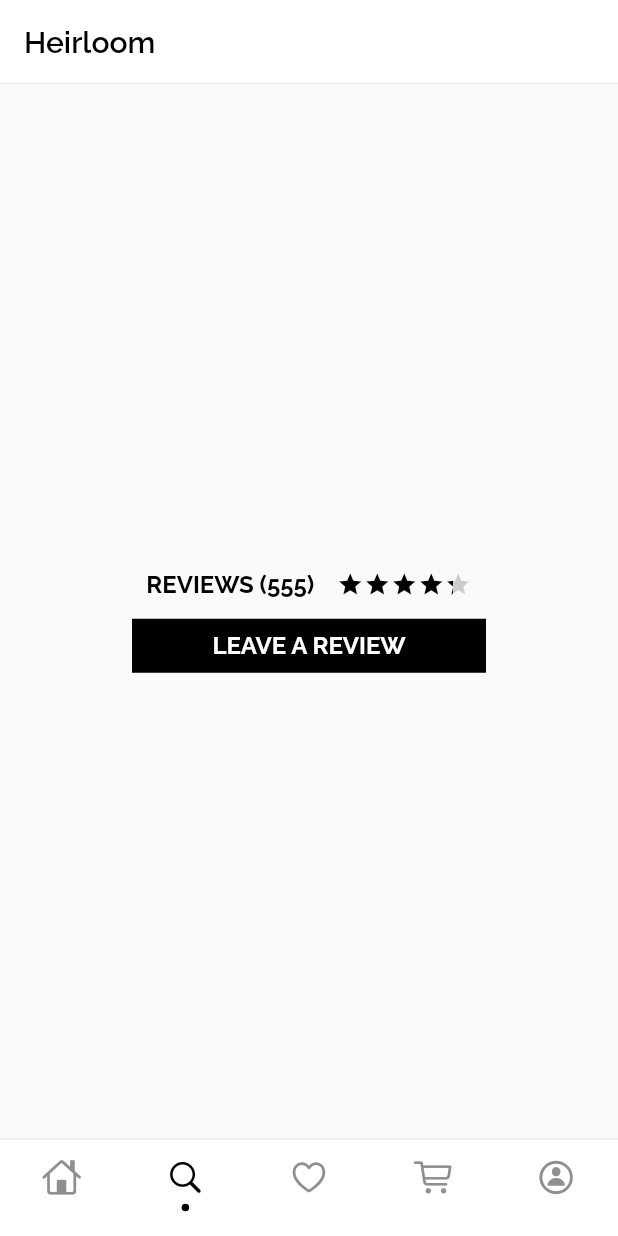
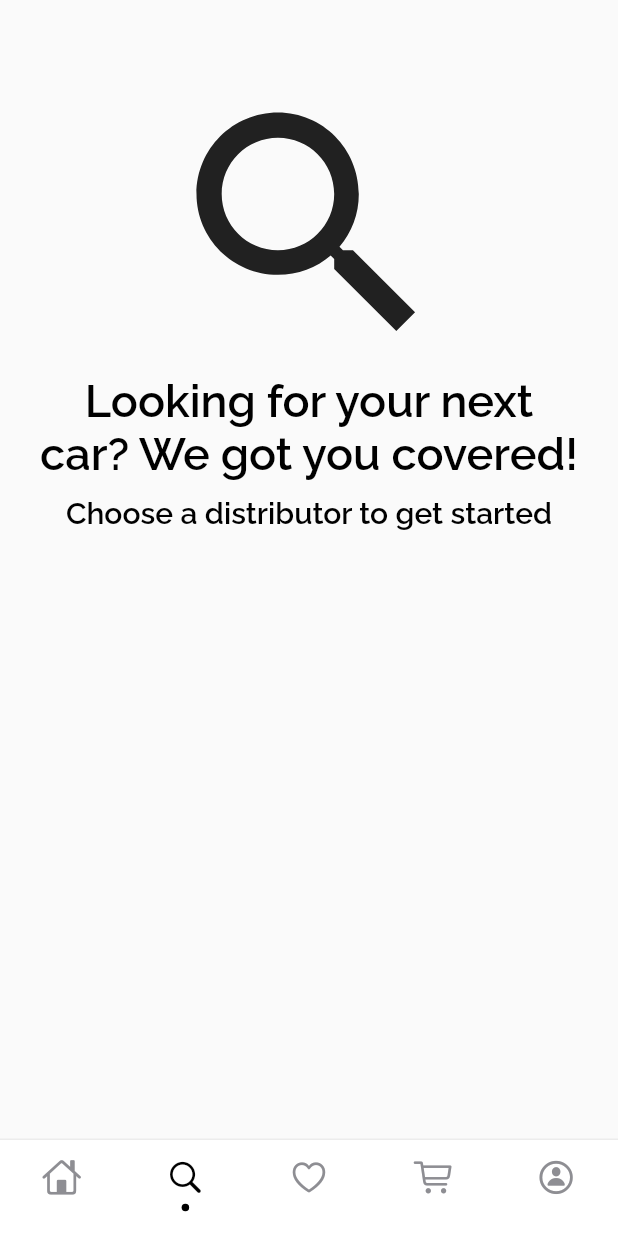
Before and after one commit to aliparlakci/cekmece-app, a Flutter app: the NavigationView widget shown alone on an empty page, opened directly with empty values, item 2 of the bottom bar chosen, on a phone screen of 412 x 824 dp. Run offline on Flutter 3.47's test engine with Material 2 defaults, Android fonts, the phone set to English and light mode, and no system bars; drawn by our look-alikes of flutter_rating_bar, persistent_bottom_nav_bar; our stand-ins replace anim_search_bar, carousel_slider, email_validator, equatable, firebase_auth, firebase_core and 8 more; accounts and stored records are empty; network calls fail.

Commit message:
search view  -  searching by choosing options

```diff
--- a/mobile/cekmece_mobile/lib/constants/font_constants.dart
+++ b/mobile/cekmece_mobile/lib/constants/font_constants.dart
@@ -8,25 +8,25 @@ var header = GoogleFonts.raleway(
     color: Colors.black,
     letterSpacing: 1);
 
-var loadingViewTitle = GoogleFonts.ubuntu(
+var loadingViewTitle = GoogleFonts.raleway(
     fontSize: 48,
     fontWeight: FontWeight.w600,
     color: Colors.white,
     letterSpacing: 2);
 
-var header2 = GoogleFonts.ubuntu(
+var header2 = GoogleFonts.raleway(
     fontSize: 20,
     fontWeight: FontWeight.w600,
     color: neutralColor,
     letterSpacing: 1);
 
-var header3 = GoogleFonts.ubuntu(
+var header3 = GoogleFonts.raleway(
     fontSize: 16,
     fontWeight: FontWeight.w600,
     color: neutralColor,
     letterSpacing: 1);
 
-var textDefault = GoogleFonts.ubuntu(
+var textDefault = GoogleFonts.raleway(
     fontSize: 10,
     fontWeight: FontWeight.w400,
     color: neutralColor,
@@ -54,7 +54,6 @@ final kBoxDecorationStyle = BoxDecoration(
     ),
   ],
 );
-
 
 /* General */
 
@@ -84,7 +83,6 @@ final snackBarTextStyle = GoogleFonts.raleway(
   color: Colors.white,
 );
 
-
 /* ReviewsView.dart */
 
 final errorTextStyle = GoogleFonts.raleway(
@@ -92,7 +90,6 @@ final errorTextStyle = GoogleFonts.raleway(
   fontWeight: FontWeight.w700,
   color: Colors.black,
 );
-
 
 /* ReviewTile.dart */
 
--- a/mobile/cekmece_mobile/lib/navigation.dart
+++ b/mobile/cekmece_mobile/lib/navigation.dart
@@ -6,6 +6,7 @@ import 'package:cekmece_mobile/util/bloc/userBloc/user_bloc.dart';
 import 'package:cekmece_mobile/views/productView/details_screen.dart';
 import 'package:cekmece_mobile/views/profile/profileView.dart';
 import 'package:cekmece_mobile/views/reviews/ReviewsView.dart';
+import 'package:cekmece_mobile/views/search/search.dart';
 import 'package:cekmece_mobile/views/temp/TempView.dart';
 import 'package:cekmece_mobile/views/temp/omerTemp.dart';
 import 'package:firebase_auth/firebase_auth.dart';
@@ -35,7 +36,7 @@ class _NavigationViewState extends State<NavigationView> {
   List<Widget> _buildScreens() {
     return [
       OmerTest(),
-      TempView(),
+      SearchView(),
       Container(
         child: Center(
           child: Text(
--- /dev/null
+++ b/mobile/cekmece_mobile/lib/views/search/search.dart
@@ -0,0 +1,163 @@
+import 'dart:convert';
+import 'dart:math';
+
+import 'package:cekmece_mobile/constants/font_constants.dart';
+import 'package:cekmece_mobile/models/product/Product.dart';
+import 'package:cekmece_mobile/util/bloc/loadingBloc/loading_bloc.dart';
+import 'package:cekmece_mobile/views/productView/components/size.dart';
+import 'package:cekmece_mobile/views/productView/details_screen.dart';
+import 'package:flutter/material.dart';
+import 'package:flutter_bloc/flutter_bloc.dart';
+import 'package:http/http.dart' as http;
+import 'package:persistent_bottom_nav_bar/persistent-tab-view.dart';
+
+class SearchView extends StatefulWidget {
+  const SearchView({Key? key}) : super(key: key);
+
+  @override
+  State<SearchView> createState() => _SearchViewState();
+}
+
+class _SearchViewState extends State<SearchView> {
+  List<String> categories = [];
+
+  void getCategories() async {
+    BlocProvider.of<LoadingBloc>(context)
+        .add(LoadingStart(loadingReason: "Car fetch"));
+    try {
+      final response =
+          await http.get(Uri.parse('http://192.168.10.103:5000/distributors'));
+
+      if (response.statusCode == 200) {
+        // If the server did return a 200 OK response,
+        // then parse the JSON.
+        print(response.body);
+        for (var elem in jsonDecode(response.body)) {
+          categories.add(elem["name"]);
+        }
+      } else {
+        // If the server did not return a 200 OK response,
+        // then throw an exception.
+        throw Exception('Failed to load categories');
+      }
+
+      setState(() {});
+
+      BlocProvider.of<LoadingBloc>(context).add(LoadingEnd());
+    } catch (err) {
+      print(err);
+      BlocProvider.of<LoadingBloc>(context).add(LoadingEnd());
+    }
+
+    /*
+pushNewScreen(
+                context,
+                screen: DetailsScreen(
+                  product: testProd,
+                ),
+                withNavBar: false, // OPTIONAL VALUE. True by default.
+                pageTransitionAnimation: PageTransitionAnimation.cupertino,
+              );
+	*/
+  }
+
+  @override
+  void initState() {
+    super.initState();
+    getCategories();
+  }
+
+  @override
+  Widget build(BuildContext context) {
+    return Scaffold(
+      body: Container(
+        padding: EdgeInsets.symmetric(vertical: 10, horizontal: 25),
+        child: Column(mainAxisAlignment: MainAxisAlignment.center, children: [
+          Expanded(
+            child: Column(children: [
+              SizedBox(
+                height: 40,
+              ),
+              Icon(
+                Icons.search,
+                size: 200,
+              ),
+              Text(
+                "Looking for your next car? We got you covered!",
+                style: appBarTextStyle.copyWith(fontSize: 30),
+                textAlign: TextAlign.center,
+              ),
+              SizedBox(
+                height: 10,
+              ),
+              Text(
+                "Choose a distributor to get started",
+                style: appBarTextStyle.copyWith(fontSize: 20),
+                textAlign: TextAlign.center,
+              ),
+              SizedBox(
+                height: 20,
+              ),
+            ]),
+          ),
+          Expanded(
+            child: SingleChildScrollView(
+              child: Wrap(
+                runSpacing: 10,
+                alignment: WrapAlignment.center,
+                children:
+                    categories.map((e) => CategoryButton(name: e)).toList(),
+              ),
+            ),
+          )
+        ]),
+      ),
+    );
+  }
+}
+
+class CategoryButton extends StatelessWidget {
+  String name;
+  CategoryButton({Key? key, required this.name}) : super(key: key);
+
+  @override
+  Widget build(BuildContext context) {
+    return GestureDetector(
+      onTap: () {},
+      child: Container(
+        margin: const EdgeInsets.fromLTRB(10, 10, 10, 10),
+        padding: const EdgeInsets.symmetric(vertical: 15, horizontal: 15),
+        decoration: const BoxDecoration(
+          color: Colors.white,
+          borderRadius: BorderRadius.all(Radius.circular(2)),
+          boxShadow: [
+            BoxShadow(
+              color: Colors.black,
+              blurRadius: 2.0,
+              spreadRadius: 0.0,
+              offset: Offset(0.0, -0.0), // shadow direction: bottom right
+            )
+          ],
+        ),
+        child: Text(
+          name,
+          style: buttonTextStyle,
+        ),
+      ),
+    );
+  }
+}
+
+/*
+ListView.builder(
+                shrinkWrap: true,
+                itemCount: categories.length,
+                itemBuilder: (context, index) {
+                  return Container(
+                      width: 50,
+                      height: 100,
+                      color: Colors.blue,
+                      child: Text(categories[index]));
+                },
+              )
+*/
```
